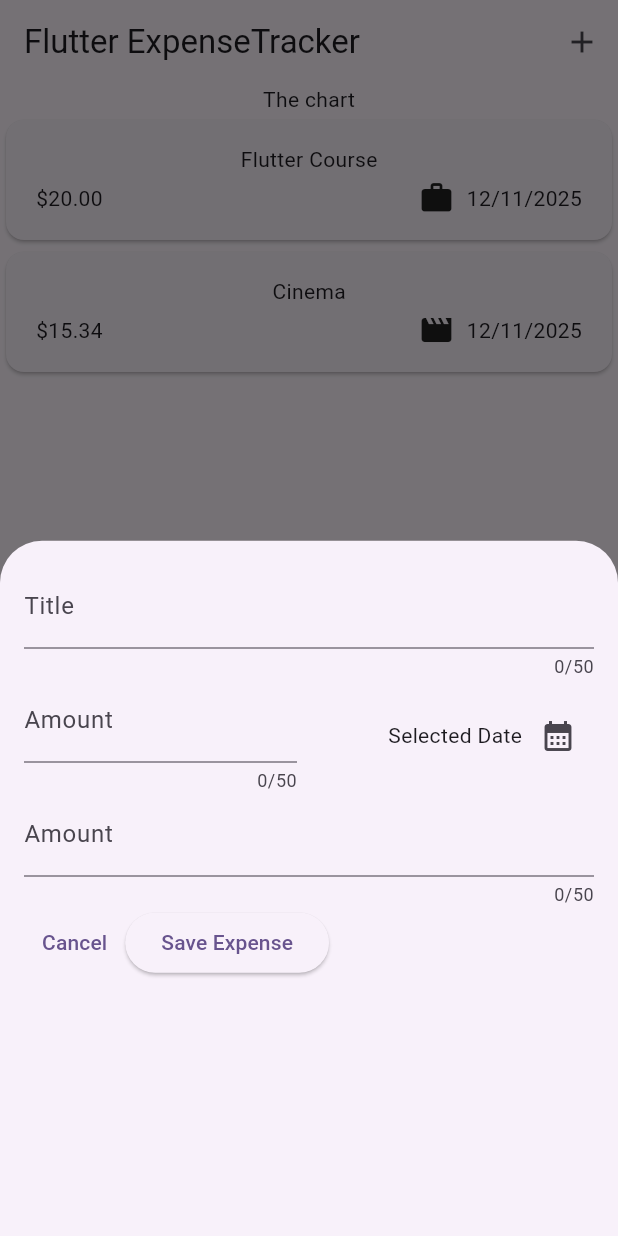
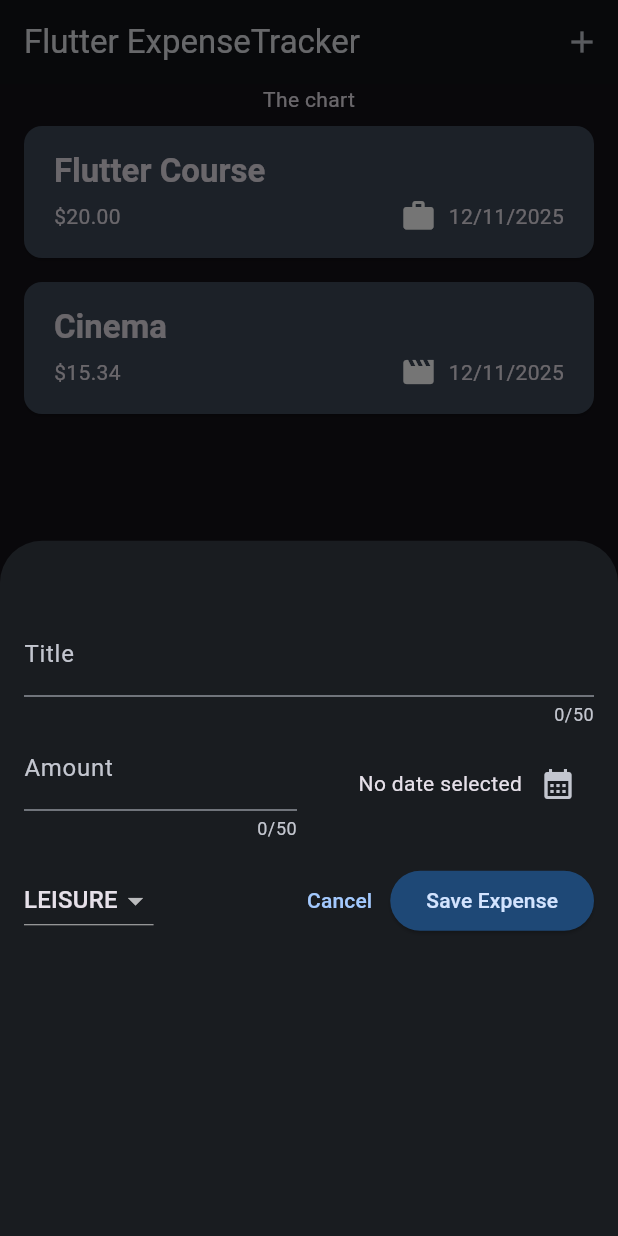
Before and after one commit to nurzhakhan/expense_tracker_app, a Flutter app: the screen it shows after launch, after a tap on the "add" icon, on a phone screen of 412 x 824 dp. Run offline on Flutter 3.47's test engine with Material 3 defaults, Android fonts, the phone set to English and light mode, and no system bars.

Commit message:
feat: add style

```diff
--- a/analysis_options.yaml
+++ b/analysis_options.yaml
@@ -7,6 +7,9 @@
 
 # The following line activates a set of recommended lints for Flutter apps,
 # packages, and plugins designed to encourage good coding practices.
+analyzer:
+  errors:
+    deprecated_member_use: ignore
 include: package:flutter_lints/flutter.yaml
 
 linter:
--- a/lib/main.dart
+++ b/lib/main.dart
@@ -1,20 +1,50 @@
 import 'package:expense_tracker_app/widgets/expenses.dart';
 import 'package:flutter/material.dart';
 
+var kColorScheme = ColorScheme.fromSeed(seedColor: Colors.amber);
+
+var kDarkColorScheme = ColorScheme.fromSeed(
+  brightness: Brightness.dark,
+  seedColor: const Color.fromRGBO(90, 142, 206, 1),
+);
+
 void main() {
-  runApp(const MyApp());
+  runApp(
+    MaterialApp(
+      title: 'Flutter Demo',
+      darkTheme: ThemeData.dark().copyWith(
+        colorScheme: kDarkColorScheme,
+        elevatedButtonTheme: ElevatedButtonThemeData(
+          style: ElevatedButton.styleFrom(
+            backgroundColor: kDarkColorScheme.primaryContainer,
+            foregroundColor: kDarkColorScheme.onPrimaryContainer,
+          ),
+        ),
+        cardTheme: const CardThemeData().copyWith(
+          color: kDarkColorScheme.secondaryContainer,
+          margin: const EdgeInsets.symmetric(horizontal: 16, vertical: 8),
+        ),
+      ),
+      theme: ThemeData().copyWith(
+        colorScheme: kColorScheme,
+        scaffoldBackgroundColor: Colors.yellow,
+        appBarTheme: const AppBarTheme().copyWith(
+          backgroundColor: kColorScheme.onPrimaryContainer,
+          foregroundColor: kColorScheme.primaryContainer,
+        ),
+        cardTheme: const CardThemeData().copyWith(
+          color: kColorScheme.secondaryContainer,
+          margin: const EdgeInsets.symmetric(horizontal: 16, vertical: 8),
+        ),
+        elevatedButtonTheme: ElevatedButtonThemeData(
+          style: ElevatedButton.styleFrom(backgroundColor: kColorScheme.primaryContainer),
+        ),
+        textTheme: ThemeData().textTheme.copyWith(
+          titleLarge: TextStyle(fontWeight: FontWeight.normal, color: kColorScheme.onSecondaryContainer, fontSize: 20),
+        ),
+      ),
+      themeMode: ThemeMode.dark,
+      home: Expenses(),
+    ),
+  );
 }
-
-class MyApp extends StatelessWidget {
-  const MyApp({super.key});
-
-  // This widget is the root of your application.
-  @override
-  Widget build(BuildContext context) {
-    return MaterialApp(
-      title: 'Flutter Demo',
-      theme: ThemeData(colorScheme: ColorScheme.fromSeed(seedColor: Colors.deepPurple), useMaterial3: true),
-      home: Expenses(),
-    );
-  }
-}
--- a/lib/widgets/expenses.dart
+++ b/lib/widgets/expenses.dart
@@ -19,22 +19,59 @@ class _ExpensesState extends State<Expenses> {
   ];
 
   void _openAddExpenseOverlay() {
-    showModalBottomSheet(context: context, builder: (context) => const NewExpense());
+    showModalBottomSheet(
+      context: context,
+      builder: (context) => NewExpense(onAddExpense: _addExpense),
+    );
+  }
+
+  void _addExpense(Expense expense) {
+    setState(() {
+      _registeredExpenses.add(expense);
+    });
+  }
+
+  void _removeExpense(Expense expense) {
+    final expenseIndex = _registeredExpenses.indexOf(expense);
+
+    setState(() {
+      _registeredExpenses.remove(expense);
+    });
+
+    ScaffoldMessenger.of(context).clearSnackBars();
+
+    ScaffoldMessenger.of(context).showSnackBar(
+      SnackBar(
+        duration: Duration(seconds: 3),
+        content: const Text('Expense deleted'),
+        action: SnackBarAction(
+          label: 'Undo',
+          onPressed: () {
+            setState(() {
+              _registeredExpenses.insert(expenseIndex, expense);
+            });
+          },
+        ),
+      ),
+    );
   }
 
   @override
   Widget build(BuildContext context) {
+    Widget mainContent = const Center(child: Text('No expenses found. Start adding some!'));
+
+    if (_registeredExpenses.isNotEmpty) {
+      mainContent = Expanded(
+        child: ExpensesList(expenses: _registeredExpenses, onRemoveExpense: _removeExpense),
+      );
+    }
+
     return Scaffold(
       appBar: AppBar(
         title: const Text('Flutter ExpenseTracker'),
         actions: [IconButton(onPressed: _openAddExpenseOverlay, icon: Icon(Icons.add))],
       ),
-      body: Column(
-        children: [
-          const Text('The chart'),
-          Expanded(child: ExpensesList(expenses: _registeredExpenses)),
-        ],
-      ),
+      body: Column(children: [const Text('The chart'), mainContent]),
     );
   }
 }
--- a/lib/widgets/expenses_list/expenses_item.dart
+++ b/lib/widgets/expenses_list/expenses_item.dart
@@ -12,8 +12,9 @@ class ExpensesItem extends StatelessWidget {
       child: Padding(
         padding: const EdgeInsets.symmetric(vertical: 16, horizontal: 20),
         child: Column(
+          crossAxisAlignment: CrossAxisAlignment.start,
           children: [
-            Text(expense.title),
+            Text(expense.title, style: Theme.of(context).textTheme.titleLarge!.copyWith(fontWeight: FontWeight.bold)),
             SizedBox(height: 4),
             Row(
               children: [
--- a/lib/widgets/expenses_list/expenses_list.dart
+++ b/lib/widgets/expenses_list/expenses_list.dart
@@ -3,12 +3,27 @@ import 'package:expense_tracker_app/widgets/expenses_list/expenses_item.dart';
 import 'package:flutter/material.dart';
 
 class ExpensesList extends StatelessWidget {
-  const ExpensesList({super.key, required this.expenses});
+  const ExpensesList({super.key, required this.expenses, required this.onRemoveExpense});
 
   final List<Expense> expenses;
 
+  final void Function(Expense expense) onRemoveExpense;
+
   @override
   Widget build(BuildContext context) {
-    return ListView.builder(itemCount: expenses.length, itemBuilder: (context, index) => ExpensesItem(expenses[index]));
+    return ListView.builder(
+      itemCount: expenses.length,
+      itemBuilder: (context, index) => Dismissible(
+        key: ValueKey(expenses[index]),
+        background: Container(
+          color: Theme.of(context).colorScheme.error.withOpacity(0.75),
+          margin: EdgeInsets.symmetric(horizontal: Theme.of(context).cardTheme.margin!.horizontal),
+        ),
+        onDismissed: (direction) {
+          onRemoveExpense(expenses[index]);
+        },
+        child: ExpensesItem(expenses[index]),
+      ),
+    );
   }
 }
--- a/lib/widgets/new_expense.dart
+++ b/lib/widgets/new_expense.dart
@@ -1,7 +1,10 @@
+import 'package:expense_tracker_app/models/expense.dart';
 import 'package:flutter/material.dart';
 
 class NewExpense extends StatefulWidget {
-  const NewExpense({super.key});
+  const NewExpense({super.key, required this.onAddExpense});
+
+  final void Function(Expense expense) onAddExpense;
 
   @override
   State<StatefulWidget> createState() {
@@ -13,6 +16,53 @@ class _NewExpenseState extends State<NewExpense> {
   final _titleController = TextEditingController();
 
   final _amountController = TextEditingController();
+
+  DateTime? _selectedDate;
+
+  Category _selectedCategory = Category.leisure;
+
+  void _presentDatePicker() async {
+    final now = DateTime.now();
+
+    final firstDate = DateTime(now.year - 1, now.month, now.day);
+
+    final pickedDate = await showDatePicker(context: context, initialDate: now, firstDate: firstDate, lastDate: now);
+
+    setState(() {
+      _selectedDate = pickedDate;
+    });
+  }
+
+  void _submitExpensesData() {
+    final enteredAmount = double.tryParse(_amountController.text);
+
+    final amountIsInvalid = enteredAmount == null || enteredAmount <= 0;
+
+    if (_titleController.text.trim().isEmpty || amountIsInvalid || _selectedDate == null) {
+      showDialog(
+        context: context,
+        builder: (context) => AlertDialog(
+          title: Text('Invalid Input'),
+          content: const Text('Please ma1ke sure a valid title, amount, date and category was entered. '),
+          actions: [
+            TextButton(
+              onPressed: () {
+                Navigator.pop(context);
+              },
+              child: const Text('Okay'),
+            ),
+          ],
+        ),
+      );
+      return;
+    }
+
+    widget.onAddExpense(
+      Expense(title: _titleController.text, amount: enteredAmount, date: _selectedDate!, category: _selectedCategory),
+    );
+
+    Navigator.pop(context);
+  }
 
   @override
   void dispose() {
@@ -26,7 +76,7 @@ class _NewExpenseState extends State<NewExpense> {
   @override
   Widget build(BuildContext context) {
     return Padding(
-      padding: const EdgeInsets.all(16.0),
+      padding: const EdgeInsets.fromLTRB(16, 48, 16, 16),
       child: Column(
         children: [
           TextField(
@@ -50,34 +100,42 @@ class _NewExpenseState extends State<NewExpense> {
                   mainAxisAlignment: MainAxisAlignment.end,
                   crossAxisAlignment: CrossAxisAlignment.center,
                   children: [
-                    const Text('Selected Date'),
-                    IconButton(onPressed: () {}, icon: const Icon(Icons.calendar_month)),
+                    Text(
+                      _selectedDate == null ? 'No date selected' : formatter.format(_selectedDate ?? DateTime.now()),
+                    ),
+                    IconButton(onPressed: _presentDatePicker, icon: const Icon(Icons.calendar_month)),
                   ],
                 ),
               ),
             ],
           ),
-          TextField(
-            maxLength: 50,
-            keyboardType: TextInputType.number,
-            decoration: InputDecoration(prefixText: '\$ ', label: Text('Amount')),
-            controller: _amountController,
-          ),
+
+          const SizedBox(height: 16),
           Row(
             children: [
+              DropdownButton(
+                value: _selectedCategory,
+                items: Category.values
+                    .map((category) => DropdownMenuItem(value: category, child: Text(category.name.toUpperCase())))
+                    .toList(),
+                onChanged: (value) {
+                  if (value == null) {
+                    return;
+                  }
+
+                  setState(() {
+                    _selectedCategory = value;
+                  });
+                },
+              ),
+              Spacer(),
               TextButton(
                 onPressed: () {
                   Navigator.pop(context);
                 },
                 child: const Text('Cancel'),
               ),
-              ElevatedButton(
-                onPressed: () {
-                  print(_titleController.text);
-                  print(_amountController.text);
-                },
-                child: const Text('Save Expense'),
-              ),
+              ElevatedButton(onPressed: () => _submitExpensesData(), child: const Text('Save Expense')),
             ],
           ),
         ],
```
Also changed, not shown: lib/models/expense.dart (+21 -0 lines).
